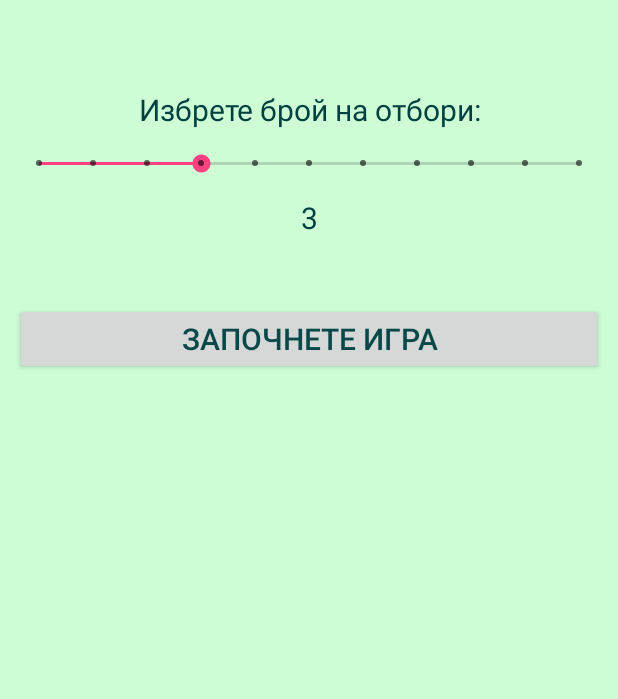
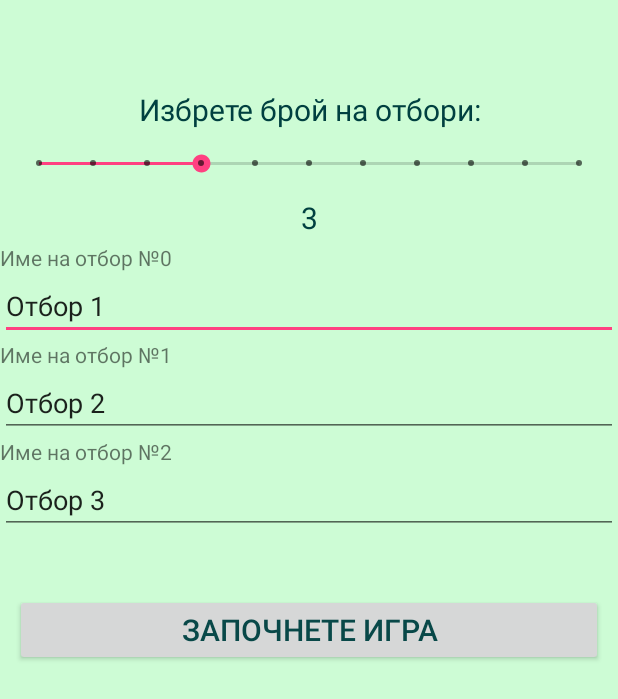
Before and after one commit to Odinex/guessBg, an Android app: the NewGameActivity screen opened directly, with no data from a screen before it, after a tap on "ЗАПОЧНЕТЕ ИГРА", on a phone screen of 412 x 824 dp. Shown: the top 699 px of the screen. Run offline under Robolectric (Android 15) with nearby library versions, the light colour scheme and no system bars.

Commit message:
drunk shit

```diff
--- a/app/src/main/java/com/kp/guessbg/activities/NewGameActivity.java
+++ b/app/src/main/java/com/kp/guessbg/activities/NewGameActivity.java
@@ -8,11 +8,16 @@ import android.os.Handler;
 import android.view.MotionEvent;
 import android.view.View;
 import android.widget.Button;
+import android.widget.EditText;
 import android.widget.ImageButton;
+import android.widget.LinearLayout;
 import android.widget.SeekBar;
 import android.widget.TextView;
 
 import com.kp.guessbg.R;
+import com.kp.guessbg.models.Team;
+
+import java.util.Locale;
 
 /**
  * An example full-screen activity that shows and hides the system UI (i.e.
@@ -112,6 +117,7 @@ public class NewGameActivity extends AppCompatActivity {
         });
         chosenNumberOfTeams = findViewById(R.id.chosenNumberOfTeams);
         chosenNumberOfTeams.setText("3");
+        addInputsElements(Integer.valueOf(chosenNumberOfTeams.getText().toString()));
 
         // Upon interacting with UI controls, delay any scheduled hide()
         // operations to prevent the jarring behavior of controls going away
@@ -121,6 +127,7 @@ public class NewGameActivity extends AppCompatActivity {
             @Override
             public void onProgressChanged(SeekBar seekBar, int i, boolean b) {
                 chosenNumberOfTeams.setText(String.valueOf(i));
+                addInputsElements(i);
             }
 
             @Override
@@ -133,6 +140,26 @@ public class NewGameActivity extends AppCompatActivity {
 
             }
         });
+    }
+
+    private void addInputsElements(Integer numberOfFields) {
+        LinearLayout dynamic = findViewById(R.id.dynamic_input_fields);
+        if(dynamic.getChildCount() > 0) {
+            dynamic.removeAllViews();
+        }
+        LinearLayout.LayoutParams lp = new LinearLayout.LayoutParams(
+                LinearLayout.LayoutParams.MATCH_PARENT, LinearLayout.LayoutParams.WRAP_CONTENT);
+        for(int i = 0; i < numberOfFields; i++) {
+            TextView textView = new TextView(this);
+            textView.setLayoutParams(lp);
+            textView.setText(String.format("Име на отбор №%d", i));
+            dynamic.addView(textView);
+            EditText editText = new EditText(this);
+            editText.setLayoutParams(lp);
+            editText.setText(String.format("Отбор %d", i + 1));
+            dynamic.addView(editText);
+        }
+
     }
 
     @Override
@@ -192,6 +219,16 @@ public class NewGameActivity extends AppCompatActivity {
     }
 
     public void startGameActivity(View view) {
+        LinearLayout dynamic = findViewById(R.id.dynamic_input_fields);
+        final int childCount = dynamic.getChildCount();
+        for (int i = 0; i < childCount; i++) {
+            View v = dynamic.getChildAt(i);
+            if(v instanceof EditText) {
+                EditText editText = (EditText) v;
+                Team team = new Team(i,editText.getText().toString());
+
+            }
+        }
     }
 
     public void expand(View view) {
--- a/app/src/main/res/layout/activity_new_game.xml
+++ b/app/src/main/res/layout/activity_new_game.xml
@@ -14,6 +14,10 @@
         android:textStyle="bold" />
     <!-- This FrameLayout insets its children based on system windows using
          android:fitsSystemWindows. -->
+    <ScrollView
+        android:layout_width="match_parent"
+        android:layout_height="match_parent">
+
         <FrameLayout
             android:layout_width="match_parent"
             android:layout_height="match_parent"
@@ -32,52 +36,63 @@
                     android:id="@+id/enter_number_teams"
                     android:layout_width="match_parent"
                     android:layout_height="wrap_content"
+                    android:layout_margin="3dp"
                     android:layout_weight="1"
                     android:background="?android:attr/selectableItemBackground"
                     android:text="@string/pleaseEnterNumber"
                     android:textAlignment="center"
-                android:textSize="20sp"
                     android:textColor="#004040"
-                android:layout_margin="3dp"/>
+                    android:textSize="20sp" />
 
                 <SeekBar
                     android:id="@+id/seekBarTeams"
                     style="@style/Widget.AppCompat.SeekBar.Discrete"
                     android:layout_width="match_parent"
                     android:layout_height="match_parent"
+                    android:layout_margin="10dp"
                     android:max="10"
-                android:progress="3"
-                android:layout_margin="10dp"
-                />
+                    android:progress="3" />
 
                 <TextView
                     android:id="@+id/chosenNumberOfTeams"
                     android:layout_width="match_parent"
                     android:layout_height="wrap_content"
+                    android:layout_margin="3dp"
                     android:layout_weight="1"
                     android:background="?android:attr/selectableItemBackground"
                     android:textAlignment="center"
-                android:textSize="20sp"
                     android:textColor="#004040"
-                android:layout_margin="3dp"/>
+                    android:textSize="20sp" />
+
+                <LinearLayout
+                    android:id="@+id/dynamic-input-fields"
+                    android:layout_width="match_parent"
+                    android:layout_height="wrap_content"
+                    android:layout_gravity="top|center_horizontal"
+                    android:layout_weight="1"
+                    android:orientation="vertical">
+
+                </LinearLayout>
 
                 <Button
                     android:id="@+id/start_game"
                     style="?android:button"
                     android:layout_width="match_parent"
                     android:layout_height="wrap_content"
+                    android:layout_marginLeft="10dp"
+                    android:layout_marginRight="10dp"
+                    android:layout_marginTop="40dp"
                     android:layout_weight="1"
+                    android:onClick="startGameActivity"
                     android:text="@string/start_game"
                     android:textAlignment="center"
+                    android:textColor="#084848"
                     android:textSize="20sp"
-                android:textColor="#084848"
-                android:onClick="startGameActivity"
-                android:layout_marginTop="40dp"
-                android:layout_marginLeft="10dp"
-                tools:ignore="RtlHardcoded"
-                android:layout_marginRight="10dp"/>
+                    tools:ignore="RtlHardcoded" />
 
             </LinearLayout>
+
+
             <LinearLayout
                 android:id="@+id/bottom_layout"
                 style="?metaButtonBarStyle"
@@ -86,20 +101,22 @@
                 android:layout_gravity="bottom|start"
                 android:orientation="vertical"
                 tools:ignore="UselessParent">
+
                 <ImageButton
                     android:id="@+id/expand"
                     style="?android:button"
                     android:layout_width="50dp"
                     android:layout_height="50dp"
+                    android:layout_marginLeft="10dp"
+                    android:layout_marginRight="10dp"
+                    android:layout_marginTop="40dp"
                     android:background="@drawable/expand"
                     android:onClick="expand"
-            android:layout_marginTop="40dp"
-            android:layout_marginLeft="10dp"
-            tools:ignore="RtlHardcoded"
-            android:layout_marginRight="10dp"/>
+                    tools:ignore="RtlHardcoded" />
 
             </LinearLayout>
 
         </FrameLayout>
+    </ScrollView>
 
 </FrameLayout>
```
Also changed, not shown: app/src/main/java/com/kp/guessbg/models/Team.java (added, +93 -0 lines), app/src/main/java/com/kp/guessbg/services/TeamService.java (added, +75 -0 lines). Lines whose indentation alone changed are shown as unchanged.
